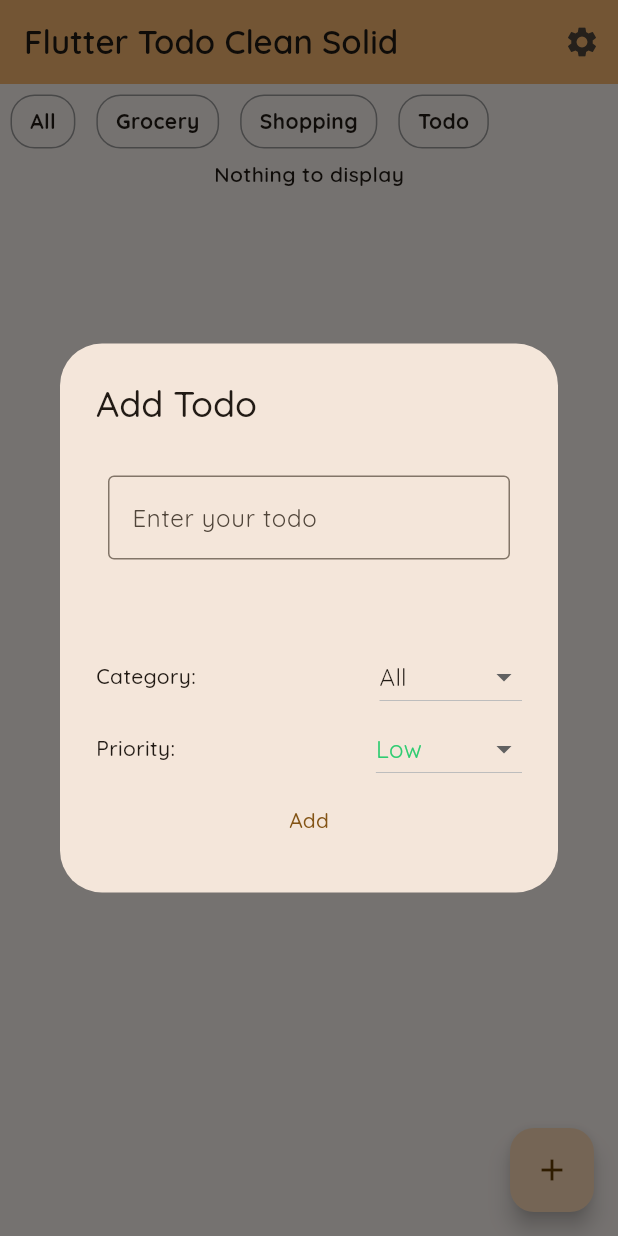
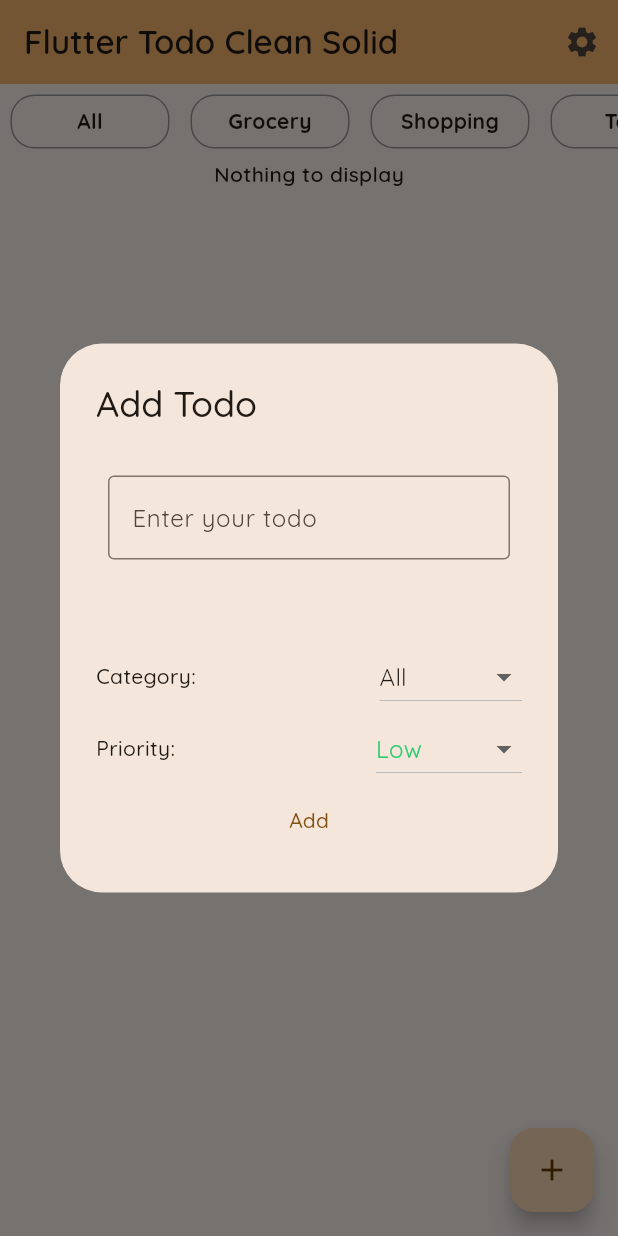
Before and after one commit to whosjorge23/todo_clean_solid, a Flutter app: the screen it shows after launch, after a tap on the "add" icon, on a phone screen of 412 x 824 dp. Run offline on Flutter 3.47's test engine with Material 2 defaults, Android fonts, the phone set to English and light mode, and no system bars; our stand-ins replace bloc, flutter_bloc, flutter_swipe_action_cell, freezed_annotation, gap, get_it and 3 more.

Commit message:
refactor listviewCategory

```diff
--- a/lib/widgets/list_view_category.dart
+++ b/lib/widgets/list_view_category.dart
@@ -15,12 +15,16 @@ class ListViewCategory extends StatelessWidget {
       scrollDirection: Axis.horizontal,
       itemCount: TodoCategory.values.length,
       itemBuilder: (context, index) {
-        return GestureDetector(
+        return InkWell(
+          borderRadius: BorderRadius.circular(16),
           onTap: () {
             context.read<TodoCubit>().getTodosByCategory(TodoCategory.values[index]);
           },
+          child: SizedBox(
+            width: 120,
+            height: 50,
             child: Container(
-            padding: const EdgeInsets.all(7),
+              padding: const EdgeInsets.symmetric(horizontal: 10, vertical: 5),
               margin: const EdgeInsets.all(7),
               decoration: BoxDecoration(
                 border: Border.all(
@@ -29,16 +33,13 @@ class ListViewCategory extends StatelessWidget {
                 ),
                 borderRadius: BorderRadius.circular(16),
               ),
-            child: Row(
-              mainAxisSize: MainAxisSize.min,
-              children: [
-                const Gap(5),
-                Text(
+              child: Center(
+                child: Text(
                   TodoCategory.values[index].name,
                   style: appTextStyle.getQuicksand(MyFontWeight.bold),
+                  overflow: TextOverflow.ellipsis,
                 ),
-                const Gap(5),
-              ],
+              ),
             ),
           ),
         );
```
Lines whose indentation alone changed are shown as unchanged.
